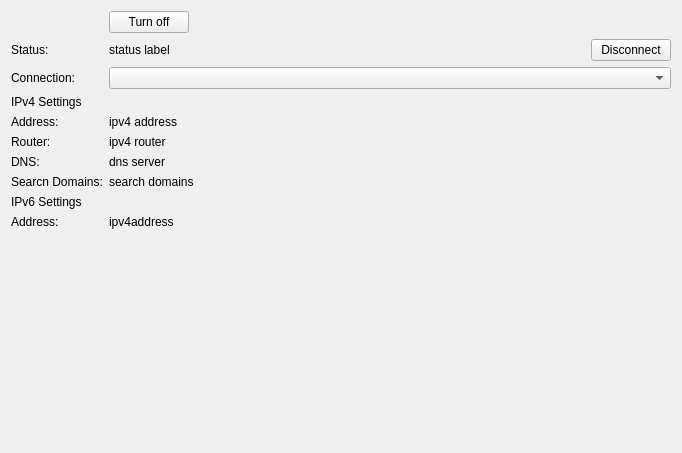
This is kcm/TabDeviceInfo.ui in KDE/plasma-nm as Qt 5 draws it before an edit. The edited form follows.
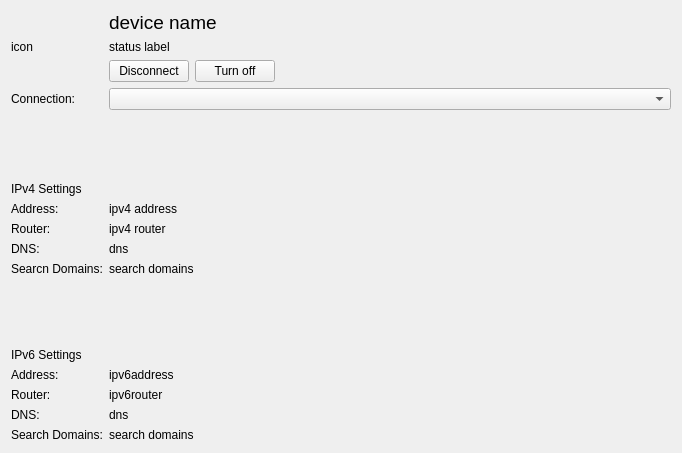
This is the edited form. Custom widgets are drawn as their Qt base class.

Commit message: KCM: Improve TabDeviceInfo with Kai suggestions and update IPv6 information

The edit to the form file:
```diff
--- a/kcm/TabDeviceInfo.ui
+++ b/kcm/TabDeviceInfo.ui
@@ -17,15 +17,46 @@
    <property name="fieldGrowthPolicy">
     <enum>QFormLayout::AllNonFixedFieldsGrow</enum>
    </property>
-   <item row="2" column="0">
-    <widget class="QLabel" name="label">
+   <item row="1" column="0">
+    <widget class="QLabel" name="iconL">
+     <property name="sizePolicy">
+      <sizepolicy hsizetype="Preferred" vsizetype="Expanding">
+       <horstretch>0</horstretch>
+       <verstretch>0</verstretch>
+      </sizepolicy>
+     </property>
      <property name="text">
-      <string>Status:</string>
+      <string notr="true">icon</string>
      </property>
     </widget>
    </item>
-   <item row="2" column="1">
-    <layout class="QHBoxLayout" name="horizontalLayout">
+   <item row="1" column="1">
+    <layout class="QVBoxLayout" name="verticalLayout">
+     <item>
+      <spacer name="verticalSpacer_3">
+       <property name="orientation">
+        <enum>Qt::Vertical</enum>
+       </property>
+       <property name="sizeHint" stdset="0">
+        <size>
+         <width>20</width>
+         <height>0</height>
+        </size>
+       </property>
+      </spacer>
+     </item>
+     <item>
+      <widget class="QLabel" name="deviceL">
+       <property name="font">
+        <font>
+         <pointsize>14</pointsize>
+        </font>
+       </property>
+       <property name="text">
+        <string notr="true">device name</string>
+       </property>
+      </widget>
+     </item>
      <item>
       <widget class="QLabel" name="statusL">
        <property name="text">
@@ -34,30 +65,73 @@
       </widget>
      </item>
      <item>
-      <widget class="QPushButton" name="disconnectPB">
-       <property name="sizePolicy">
-        <sizepolicy hsizetype="Fixed" vsizetype="Fixed">
-         <horstretch>0</horstretch>
-         <verstretch>0</verstretch>
-        </sizepolicy>
-       </property>
-       <property name="text">
-        <string>Disconnect</string>
-       </property>
-      </widget>
+      <layout class="QHBoxLayout" name="horizontalLayout">
+       <item>
+        <widget class="QPushButton" name="disconnectPB">
+         <property name="sizePolicy">
+          <sizepolicy hsizetype="Fixed" vsizetype="Fixed">
+           <horstretch>0</horstretch>
+           <verstretch>0</verstretch>
+          </sizepolicy>
+         </property>
+         <property name="text">
+          <string>Disconnect</string>
+         </property>
+        </widget>
+       </item>
+       <item>
+        <widget class="QPushButton" name="turnOff">
+         <property name="sizePolicy">
+          <sizepolicy hsizetype="Fixed" vsizetype="Fixed">
+           <horstretch>0</horstretch>
+           <verstretch>0</verstretch>
+          </sizepolicy>
+         </property>
+         <property name="text">
+          <string notr="true">Turn off</string>
+         </property>
+        </widget>
+       </item>
+       <item>
+        <spacer name="horizontalSpacer">
+         <property name="orientation">
+          <enum>Qt::Horizontal</enum>
+         </property>
+         <property name="sizeHint" stdset="0">
+          <size>
+           <width>40</width>
+           <height>20</height>
+          </size>
+         </property>
+        </spacer>
+       </item>
+      </layout>
      </item>
     </layout>
    </item>
-   <item row="3" column="0">
+   <item row="2" column="0">
     <widget class="QLabel" name="label_2">
      <property name="text">
       <string>Connection:</string>
      </property>
     </widget>
    </item>
-   <item row="3" column="1">
+   <item row="2" column="1">
     <widget class="KComboBox" name="connectionCB"/>
    </item>
+   <item row="3" column="0" colspan="2">
+    <spacer name="verticalSpacer">
+     <property name="orientation">
+      <enum>Qt::Vertical</enum>
+     </property>
+     <property name="sizeHint" stdset="0">
+      <size>
+       <width>20</width>
+       <height>20</height>
+      </size>
+     </property>
+    </spacer>
+   </item>
    <item row="4" column="0" colspan="2">
     <widget class="QLabel" name="label_4">
      <property name="text">
@@ -103,7 +177,7 @@
    <item row="7" column="1">
     <widget class="QLabel" name="ipv4DnsServerL">
      <property name="text">
-      <string>dns server</string>
+      <string notr="true">dns</string>
      </property>
     </widget>
    </item>
@@ -122,36 +196,78 @@
     </widget>
    </item>
    <item row="9" column="0" colspan="2">
+    <spacer name="verticalSpacer_2">
+     <property name="orientation">
+      <enum>Qt::Vertical</enum>
+     </property>
+     <property name="sizeHint" stdset="0">
+      <size>
+       <width>20</width>
+       <height>20</height>
+      </size>
+     </property>
+    </spacer>
+   </item>
+   <item row="10" column="0" colspan="2">
     <widget class="QLabel" name="label_5">
      <property name="text">
       <string>IPv6 Settings</string>
      </property>
     </widget>
    </item>
-   <item row="10" column="0">
+   <item row="11" column="0">
     <widget class="QLabel" name="label_6">
      <property name="text">
       <string>Address:</string>
      </property>
     </widget>
    </item>
-   <item row="10" column="1">
-    <widget class="QLabel" name="label_8">
+   <item row="11" column="1">
+    <widget class="QLabel" name="ipv6AddressL">
      <property name="text">
-      <string>ipv4address</string>
+      <string notr="true">ipv6address</string>
      </property>
     </widget>
    </item>
-   <item row="1" column="1">
-    <widget class="QPushButton" name="turnOff">
-     <property name="sizePolicy">
-      <sizepolicy hsizetype="Fixed" vsizetype="Fixed">
-       <horstretch>0</horstretch>
-       <verstretch>0</verstretch>
-      </sizepolicy>
+   <item row="12" column="0">
+    <widget class="QLabel" name="label_10">
+     <property name="text">
+      <string>Router:</string>
      </property>
+    </widget>
+   </item>
+   <item row="12" column="1">
+    <widget class="QLabel" name="ipv6RouterL">
      <property name="text">
-      <string notr="true">Turn off</string>
+      <string notr="true">ipv6router</string>
+     </property>
+    </widget>
+   </item>
+   <item row="13" column="0">
+    <widget class="QLabel" name="label_13">
+     <property name="text">
+      <string>DNS:</string>
+     </property>
+    </widget>
+   </item>
+   <item row="13" column="1">
+    <widget class="QLabel" name="ipv6DnsServerL">
+     <property name="text">
+      <string notr="true">dns</string>
+     </property>
+    </widget>
+   </item>
+   <item row="14" column="0">
+    <widget class="QLabel" name="label_15">
+     <property name="text">
+      <string>Search Domains:</string>
+     </property>
+    </widget>
+   </item>
+   <item row="14" column="1">
+    <widget class="QLabel" name="ipv6SearchDomainsL">
+     <property name="text">
+      <string notr="true">search domains</string>
      </property>
     </widget>
    </item>
```
Left out of the diff: 8 changed lines with no effect on the pictures. The commit also changes 2 other files.
